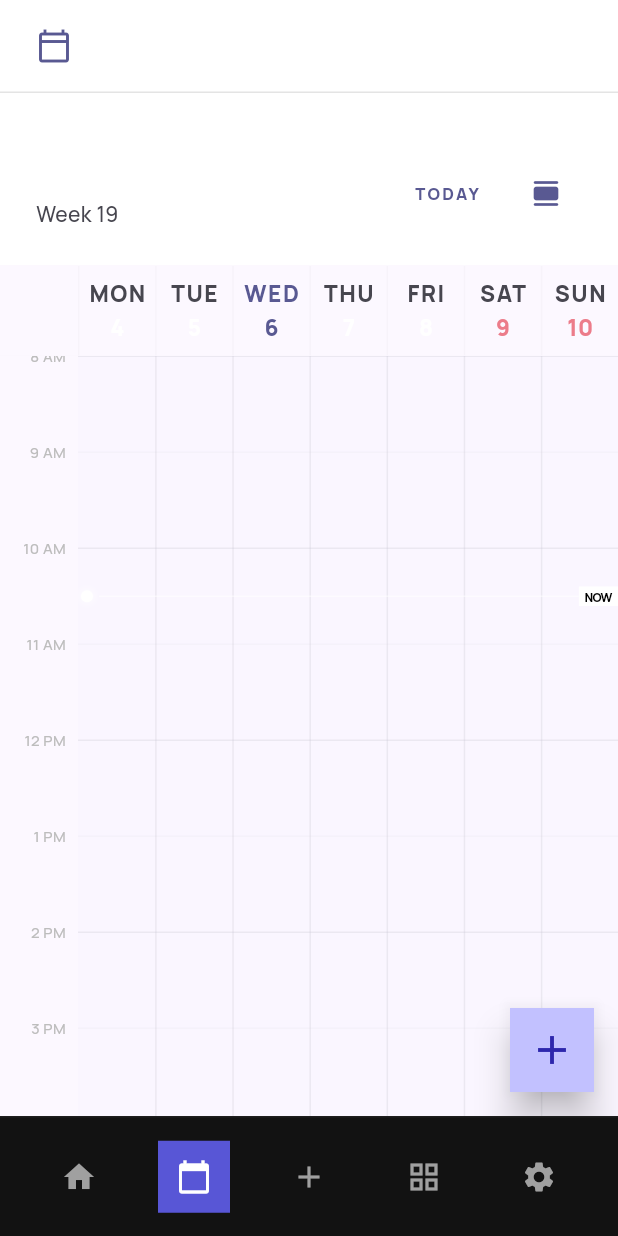
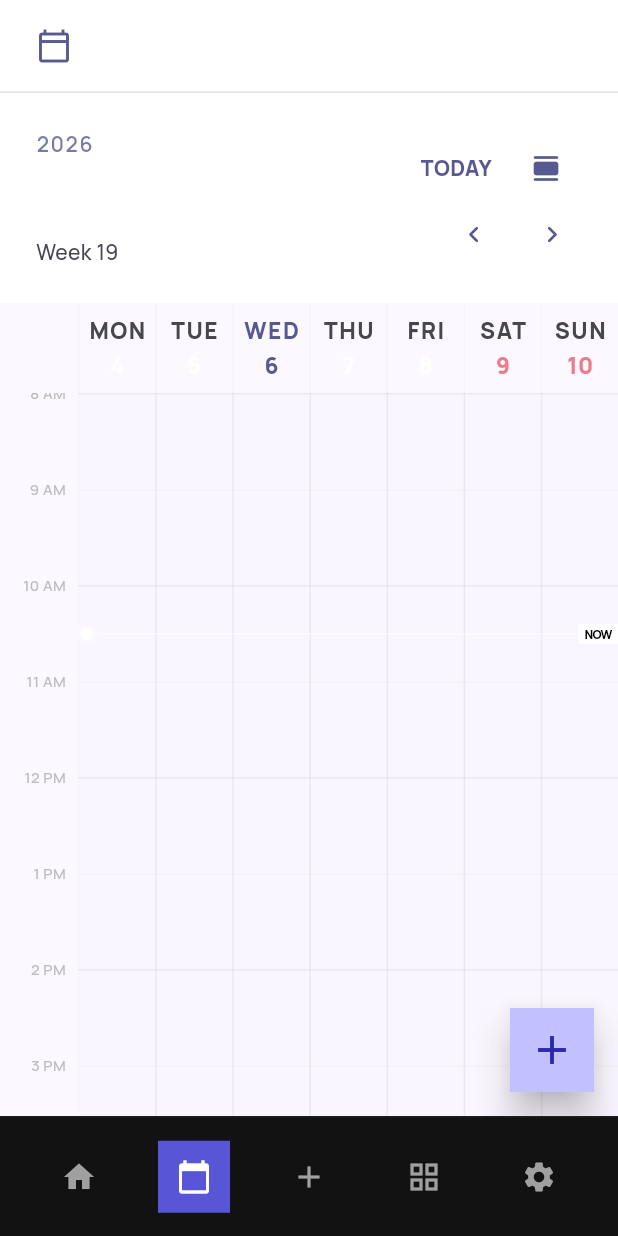
Before and after one commit to infinte15/Everything-app, a Flutter app: the screen it shows after launch, item 2 of the bottom bar chosen, on a phone screen of 412 x 824 dp. Run offline on Flutter 3.47's test engine with Material 3 defaults, Android fonts, the phone set to English and light mode, and no system bars; our stand-ins replace fl_chart, flutter_secure_storage, go_router, google_fonts; network calls fail.

Commit message:
Calender Swipe Mechanism

```diff
--- a/Everything-app-frontend/everything_app/lib/screens/calendar/calendar_screen.dart
+++ b/Everything-app-frontend/everything_app/lib/screens/calendar/calendar_screen.dart
@@ -62,10 +62,12 @@ class CalendarScreen extends StatefulWidget {
 class _CalendarScreenState extends State<CalendarScreen> {
   _CalView _view = _CalView.week;
   late ScrollController _timelineScrollController;
+  late PageController _pageController;
 
   @override
   void initState() {
     super.initState();
+    _pageController = PageController(initialPage: 10000);
     final now = DateTime.now();
     // scroll to make current hour visible (~2 hours before now)
     final offset = ((now.hour - 2).clamp(0, 22)) * kHourHeight;
@@ -81,23 +83,15 @@ class _CalendarScreenState extends State<CalendarScreen> {
   @override
   void dispose() {
     _timelineScrollController.dispose();
+    _pageController.dispose();
     super.dispose();
   }
-
 void _navigate(int delta) {
-    final cal = context.read<CalendarProvider>();
-    final cur = cal.selectedDay ?? DateTime.now();
-    final Duration d = _view == _CalView.day
-        ? Duration(days: delta)
-        : _view == _CalView.week
-            ? Duration(days: delta * 7)
-            : Duration(days: delta * 30);
-    final next = cur.add(d);
-    cal.setSelectedDay(next);
-    cal.setFocusedDay(next);
-    if (_view == _CalView.month || _view == _CalView.week) {
-      cal.loadEventsForMonth(next);
-    }
+  _pageController.animateToPage(
+    _pageController.page!.toInt() + delta,
+    duration: const Duration(milliseconds: 300),
+    curve: Curves.easeInOut,
+  );
 }
 
   @override
@@ -120,6 +114,8 @@ class _CalendarScreenState extends State<CalendarScreen> {
                 cal.setSelectedDay(now);
                 cal.setFocusedDay(now);
                 cal.loadEventsForMonth(now);
+
+                _pageController.jumpToPage(10000);
               },
               onSchedule: () => _showScheduleDialog(context),
               onAdd: () => _showCreateSheet(context),
@@ -133,21 +129,66 @@ class _CalendarScreenState extends State<CalendarScreen> {
                 },
               ),
             Expanded(
-              child: _view == _CalView.day
-                  ? _DayTimeline(
-                      cal: cal,
-                      selected: selected,
-                      scrollController: _timelineScrollController,
-                    )
+  child: PageView.builder(
+    controller: _pageController,
+    onPageChanged: (index) {
+      // Nur den Provider informieren, damit der Header (Monat/Jahr) sich aktualisiert
+      final cal = context.read<CalendarProvider>();
+      final delta = index - 10000;
+      final now = DateTime.now(); // Basis ist heute
+
+      DateTime targetDate;
+      if (_view == _CalView.day) {
+        targetDate = now.add(Duration(days: delta));
+      } else if (_view == _CalView.week) {
+        targetDate = now.add(Duration(days: delta * 7));
+      } else {
+        targetDate = DateTime(now.year, now.month + delta, now.day);
+      }
+
+      cal.setSelectedDay(targetDate);
+      cal.setFocusedDay(targetDate);
+      if (_view != _CalView.day) cal.loadEventsForMonth(targetDate);
+    },
+    itemBuilder: (context, index) {
+      final cal = context.watch<CalendarProvider>();
+      final delta = index - 10000;
+      final now = DateTime.now();
+
+      DateTime pageDate;
+      if (_view == _CalView.day) {
+        pageDate = now.add(Duration(days: delta));
+      } else if (_view == _CalView.week) {
+        pageDate = now.add(Duration(days: delta * 7));
+      } else {
+        pageDate = DateTime(now.year, now.month + delta, 1);
+      }
+
+
+      return _view == _CalView.day
+          ? _DayTimeline(cal: cal, selected: pageDate, scrollController: _timelineScrollController)
           : _view == _CalView.week
-                      ? _WeekTimeline(cal: cal, selected: selected)
+              ? _WeekTimeline(cal: cal, selected: pageDate)
               : _MonthView(
                   cal: cal,
-                          selected: selected,
+                  selected: pageDate,
                   onDayTap: (d) {
+                    final cal = context.read<CalendarProvider>();
                     cal.setSelectedDay(d);
                     cal.setFocusedDay(d);
+
+                  final now = DateTime.now();
+                  final differenceInDays = DateTime(d.year, d.month, d.day)
+                    .difference(DateTime(now.year, now.month, now.day))
+                    .inDays;
+
+
                   setState(() => _view = _CalView.day);
+
+
+                  _pageController.jumpToPage(10000 + differenceInDays);
+                },
+      );
     },
   ),
 ),
@@ -266,7 +307,7 @@ class _CalendarHeader extends StatelessWidget {
       mainAxisSize: MainAxisSize.min,
       crossAxisAlignment: CrossAxisAlignment.start,
       children: [
-        // Top Bar
+        // Top Bar (unverändert)
         Container(
           padding: const EdgeInsets.symmetric(horizontal: 24, vertical: 16),
           decoration: BoxDecoration(
@@ -274,54 +315,94 @@ class _CalendarHeader extends StatelessWidget {
             border: Border(bottom: BorderSide(color: borderColor)),
           ),
           child: Row(
-            mainAxisAlignment: MainAxisAlignment.spaceBetween,
-            children: [
-              Row(
             children: [
               Icon(Icons.calendar_today_outlined, color: theme.colorScheme.primary, size: 24),
               const SizedBox(width: 12),
-                  const Text('Calendar', style: TextStyle(fontSize: 20, fontWeight: FontWeight.w800, letterSpacing: -0.5, color: Colors.white, fontFamily: 'Manrope')),
-                ],
-              ),
-
-            ],
-          ),
-        ),
-        // Sub-header
+              const Text('Calendar', style: TextStyle(fontSize: 20, fontWeight: FontWeight.w800, color: Colors.white, fontFamily: 'Manrope')),
+            ],
+          ),
+        ),
+
+        // Der neue Sub-header Bereich
         Container(
           padding: const EdgeInsets.fromLTRB(24, 24, 24, 24),
           color: surfaceColor,
           child: Row(
             mainAxisAlignment: MainAxisAlignment.spaceBetween,
-            crossAxisAlignment: CrossAxisAlignment.end,
-            children: [
-              Column(
+            crossAxisAlignment: CrossAxisAlignment.center,
+            children: [
+
+
+Expanded(
+  child: Column(
     crossAxisAlignment: CrossAxisAlignment.start,
     children: [
       if (view == _CalView.day)
-                    Text(dateSubtitle, style: TextStyle(fontSize: 14, fontWeight: FontWeight.w500, letterSpacing: 2.0, color: theme.colorScheme.onSurfaceVariant, fontFamily: 'Manrope'))
-                  else
-                    Text(dateTitle, style: const TextStyle(fontSize: 30, fontWeight: FontWeight.w800, letterSpacing: -1.0, color: Colors.white, fontFamily: 'Manrope')),
+        Text(dateSubtitle,
+          style: TextStyle(fontSize: 14, fontWeight: FontWeight.w500, letterSpacing: 2.0, color: theme.colorScheme.onSurfaceVariant, fontFamily: 'Manrope'))
+      else ...[
+        // Jahreszahl über dem Monat (nur in Woche/Monat Ansicht)
+        Text(DateFormat('yyyy').format(selectedDay),
+          style: TextStyle(fontSize: 14, fontWeight: FontWeight.w600, letterSpacing: 1.0, color: theme.colorScheme.primary.withValues(alpha: 0.8), fontFamily: 'Manrope')),
+        const SizedBox(height: 2),
+        Text(DateFormat('MMMM').format(selectedDay), // Nur der Monat, groß
+          overflow: TextOverflow.ellipsis,
+          style: const TextStyle(fontSize: 32, fontWeight: FontWeight.w800, letterSpacing: -1.0, color: Colors.white, fontFamily: 'Manrope')),
+      ],
       const SizedBox(height: 4),
       if (view == _CalView.day)
-                    Text(dateTitle, style: const TextStyle(fontSize: 48, fontWeight: FontWeight.w800, letterSpacing: -2.0, color: Colors.white, fontFamily: 'Manrope', height: 1.0))
+        Text(dateTitle,
+          style: const TextStyle(fontSize: 28, fontWeight: FontWeight.w800, letterSpacing: -2.0, color: Colors.white, fontFamily: 'Manrope', height: 1.0))
       else
-                    Text(dateSubtitle, style: TextStyle(fontSize: 14, fontWeight: FontWeight.w500, color: theme.colorScheme.onSurfaceVariant, fontFamily: 'Manrope')),
-                ],
-              ),
-              // Im _CalendarHeader bei den children der Row:
+        Text(dateSubtitle,
+          style: TextStyle(fontSize: 14, fontWeight: FontWeight.w500, color: theme.colorScheme.onSurfaceVariant, fontFamily: 'Manrope')),
+    ],
+  ),
+),
+
+
+              // Rechte Seite: Kompakter Steuerungsblock
+              const SizedBox(width: 12),
+              Column(
+                crossAxisAlignment: CrossAxisAlignment.end,
+                children: [
                   Row(
+                    mainAxisSize: MainAxisSize.min,
                     children: [
                       GestureDetector(
                         onTap: onToday,
                         child: Container(
-                  padding: const EdgeInsets.symmetric(horizontal: 12, vertical: 4),
-                  color: Colors.transparent,
-                  child: Text('TODAY', style: TextStyle(fontSize: 11, fontWeight: FontWeight.w800, letterSpacing: 1.5, color: theme.colorScheme.primary, fontFamily: 'Manrope')),
-                ),
-              ),
-              const SizedBox(width: 8), // Etwas weniger Platz zum Icon
-              _ViewDropDown(current: view, onChanged: onViewChanged), // Die neue Komponente
+                          padding: const EdgeInsets.symmetric(horizontal: 8, vertical: 4),
+                          child: Text('TODAY', style: TextStyle(fontSize: 14, fontWeight: FontWeight.w900, color: theme.colorScheme.primary, fontFamily: 'Manrope')),
+                        ),
+                      ),
+                      const SizedBox(width: 4),
+                      _ViewDropDown(current: view, onChanged: onViewChanged),
+                    ],
+                  ),
+                  // Pfeile direkt unter TODAY & Kalender-Icon
+                  Row(
+                    mainAxisSize: MainAxisSize.min,
+                    children: [
+                      IconButton(
+                        onPressed: () => onNavigate(-1),
+                        icon: const Icon(Icons.chevron_left_rounded, size: 22),
+                        padding: EdgeInsets.zero,
+                        constraints: const BoxConstraints(),
+                        visualDensity: VisualDensity.compact,
+                        color: theme.colorScheme.primary,
+                      ),
+                      const SizedBox(width: 12),
+                      IconButton(
+                        onPressed: () => onNavigate(1),
+                        icon: const Icon(Icons.chevron_right_rounded, size: 22),
+                        padding: EdgeInsets.zero,
+                        constraints: const BoxConstraints(),
+                        visualDensity: VisualDensity.compact,
+                        color: theme.colorScheme.primary,
+                      ),
+                    ],
+                  ),
                 ],
               ),
             ],
```
Lines whose indentation alone changed are shown as unchanged.
